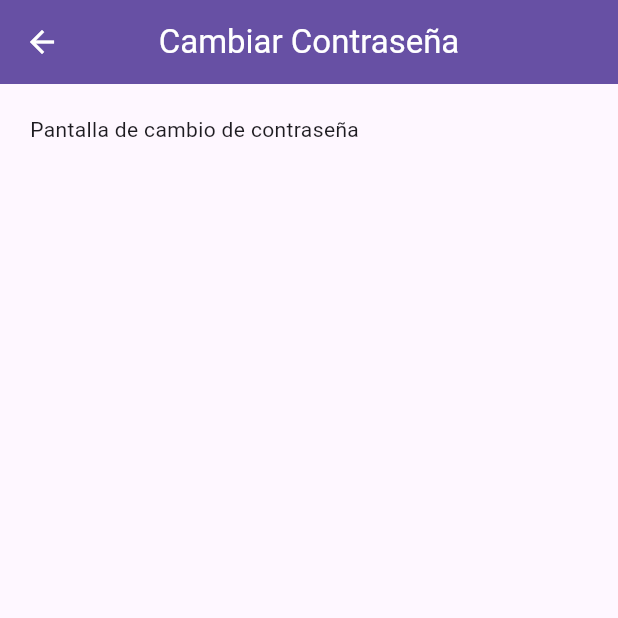
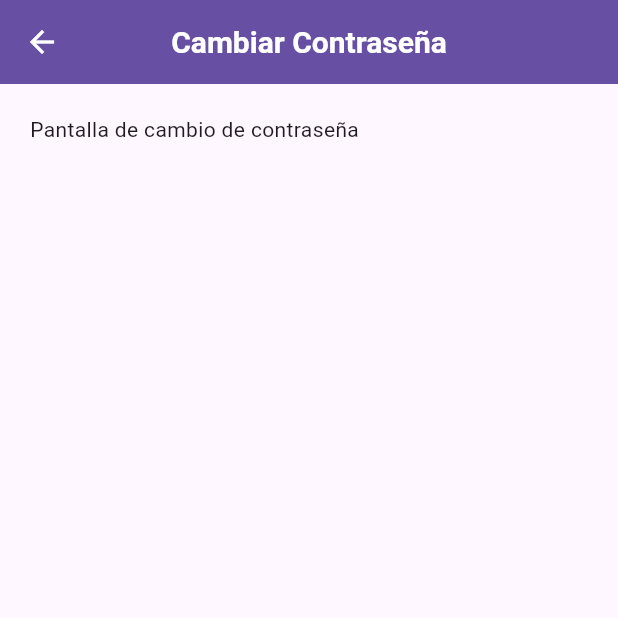
Before and after one commit to afavila10/ActividadFlutter2, a Flutter app: the ChangePasswordScreen screen opened directly, on a phone screen of 412 x 824 dp, the top half of it. Run offline on Flutter 3.47's test engine with Material 3 defaults, Android fonts, the phone set to English and light mode, and no system bars.

Commit message:
Theme
The drawer still needs to be corrected.

```diff
--- /dev/null
+++ b/application_login_flutter-master/devtools_options.yaml
@@ -0,0 +1,3 @@
+description: This file stores settings for Dart & Flutter DevTools.
+documentation: https://docs.flutter.dev/tools/devtools/extensions#configure-extension-enablement-states
+extensions:
--- a/application_login_flutter-master/lib/pages/auth/login.dart
+++ b/application_login_flutter-master/lib/pages/auth/login.dart
@@ -2,7 +2,7 @@ import 'package:flutter/material.dart';
 import '../../widgets/appbar.dart';
 import '../home/home.dart';
 import '../user/form.dart';
-import '../auth//validations.dart';
+import '../auth/validations.dart';
 
 class LoginScreen extends StatefulWidget {
   const LoginScreen({super.key});
--- /dev/null
+++ b/application_login_flutter-master/lib/providers/theme_provider.dart
@@ -0,0 +1,16 @@
+import 'package:flutter/material.dart';
+import '../theme/theme_app.dart';
+
+class ThemeProvider extends ChangeNotifier {
+  bool _isDarkMode = false;
+
+  bool get isDarkMode => _isDarkMode;
+
+  ThemeData get themeData =>
+      _isDarkMode ? AppTheme.darkTheme : AppTheme.lightTheme;
+
+  void toggleTheme(bool isDark) {
+    _isDarkMode = isDark;
+    notifyListeners();
+  }
+}
--- a/application_login_flutter-master/lib/theme/theme_app.dart
+++ b/application_login_flutter-master/lib/theme/theme_app.dart
@@ -1,44 +1,35 @@
 import 'package:flutter/material.dart';
 
 class AppTheme {
-  static final ThemeData lightTheme = ThemeData(
-    primaryColor: Colors.blue,
-    colorScheme: const ColorScheme.light(
-      primary: Colors.blue,
-      secondary: Colors.green,
-    ),
+  static final lightTheme = ThemeData(
+    brightness: Brightness.light,
     appBarTheme: const AppBarTheme(
-      backgroundColor: Colors.blue,
-      foregroundColor: Colors.white,
-    ),
-    floatingActionButtonTheme: const FloatingActionButtonThemeData(
-      backgroundColor: Colors.blue,
-      foregroundColor: Colors.white,
-    ),
-    textTheme: const TextTheme(
-      // ignore: deprecated_member_use
-      titleLarge: TextStyle(
+      //backgroundColor: Colors.purple,
+      titleTextStyle: TextStyle(
+        color: Color.fromARGB(255, 243, 239, 239),   // 👈 color del título
         fontSize: 20,
         fontWeight: FontWeight.bold,
-        color: Colors.black,
       ),
-      // ignore: deprecated_member_use
-      bodyMedium: TextStyle(
-        fontSize: 16,
-        color: Colors.black87,
+      iconTheme: IconThemeData(
+        color: Colors.black,   // 👈 color de los íconos
       ),
+      foregroundColor: Colors.black,
     ),
   );
 
-  static final ThemeData darkTheme = ThemeData(
-    primaryColor: Colors.blueGrey,
-    colorScheme: const ColorScheme.dark(
-      primary: Colors.blueGrey,
-      secondary: Colors.green,
-    ),
+  static final darkTheme = ThemeData(
+    brightness: Brightness.dark,
     appBarTheme: const AppBarTheme(
-      backgroundColor: Colors.blueGrey,
-      foregroundColor: Colors.white,
+      //backgroundColor: Color.fromARGB(255, 139, 135, 135),
+      titleTextStyle: TextStyle(
+        color: Colors.white,  // 👈 color del título
+        fontSize: 20,
+        fontWeight: FontWeight.bold,
+      ),
+      iconTheme: IconThemeData(
+        color: Colors.white,  // 👈 color de íconos
+      ),
+      foregroundColor: Color.fromARGB(255, 246, 246, 246),
     ),
   );
 }
--- a/application_login_flutter-master/lib/widgets/appbar.dart
+++ b/application_login_flutter-master/lib/widgets/appbar.dart
@@ -5,6 +5,8 @@ class CustomAppBar extends StatelessWidget implements PreferredSizeWidget {
   final List<Widget>? actions;
   final bool showBackButton;
   final VoidCallback? onMenuPressed;
+  final Color? titleColor; // 👈 nuevo parámetro
+  final Color? iconColor;  // 👈 nuevo parámetro
 
   const CustomAppBar({
     super.key,
@@ -12,6 +14,8 @@ class CustomAppBar extends StatelessWidget implements PreferredSizeWidget {
     this.actions,
     this.showBackButton = false,
     this.onMenuPressed,
+    this.titleColor,
+    this.iconColor,
   });
 
   @override
@@ -20,10 +24,19 @@ class CustomAppBar extends StatelessWidget implements PreferredSizeWidget {
   @override
   Widget build(BuildContext context) {
     return AppBar(
-      title: Text(title),
+      title: Text(
+        title,
+        style: TextStyle(
+          color: titleColor ?? Colors.white, // 👈 ahora puedes cambiar el color del título
+          fontSize: 20,
+          fontWeight: FontWeight.bold,
+        ),
+      ),
       centerTitle: true,
       backgroundColor: Theme.of(context).primaryColor,
-      foregroundColor: Colors.white,
+      iconTheme: IconThemeData(
+        color: iconColor ?? Colors.white, // 👈 color de íconos
+      ),
       automaticallyImplyLeading: showBackButton,
       leading: showBackButton
           ? null
--- a/application_login_flutter-master/pubspec.yaml
+++ b/application_login_flutter-master/pubspec.yaml
@@ -40,6 +40,7 @@ dependencies:
 dev_dependencies:
   flutter_test:
     sdk: flutter
+  provider: ^6.1.2
 
   # The "flutter_lints" package below contains a set of recommended lints to
   # encourage good coding practices. The lint set provided by the package is
```
Also changed, not shown: application_login_flutter-master/lib/main.dart (+10 -4 lines), application_login_flutter-master/lib/settings/settings.dart (+126 -17 lines), application_login_flutter-master/pubspec.lock, 1 other file.
